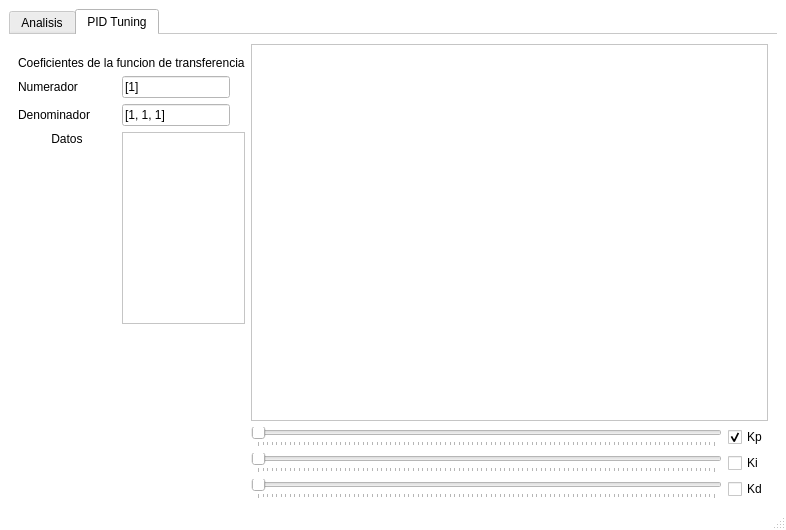
This is VentanaPrincipal.ui in ezalorpro/LaboratorioDeControl as Qt 5 draws it before an edit. The edited form follows.
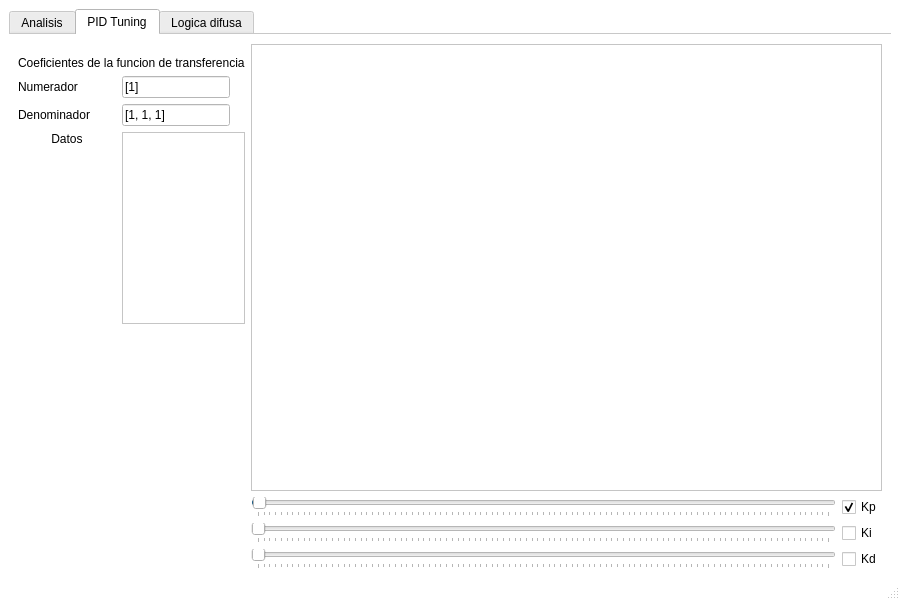
This is the edited form. The open tabs and pages were chosen to show the change.

Commit message: Standar forms

Diff of the .ui file:
```diff
--- a/VentanaPrincipal.ui
+++ b/VentanaPrincipal.ui
@@ -6,8 +6,8 @@
    <rect>
     <x>0</x>
     <y>0</y>
-    <width>786</width>
-    <height>530</height>
+    <width>900</width>
+    <height>600</height>
    </rect>
   </property>
   <property name="sizePolicy">
@@ -167,6 +167,9 @@
   <property name="styleSheet">
    <string notr="true"/>
   </property>
+  <property name="documentMode">
+   <bool>true</bool>
+  </property>
   <property name="tabShape">
    <enum>QTabWidget::Rounded</enum>
   </property>
@@ -657,7 +660,7 @@
         <item row="4" column="0">
          <widget class="QLabel" name="demLabel2">
           <property name="sizePolicy">
-           <sizepolicy hsizetype="Fixed" vsizetype="Fixed">
+           <sizepolicy hsizetype="Preferred" vsizetype="Preferred">
             <horstretch>0</horstretch>
             <verstretch>0</verstretch>
            </sizepolicy>
@@ -866,6 +869,11 @@
         </item>
        </layout>
       </widget>
+      <widget class="QWidget" name="fuzzyTab">
+       <attribute name="title">
+        <string>Logica difusa</string>
+       </attribute>
+      </widget>
      </widget>
     </item>
    </layout>
```
Left out of the diff: 18 changed lines with no effect on the pictures. The commit also changes 1 other file.
